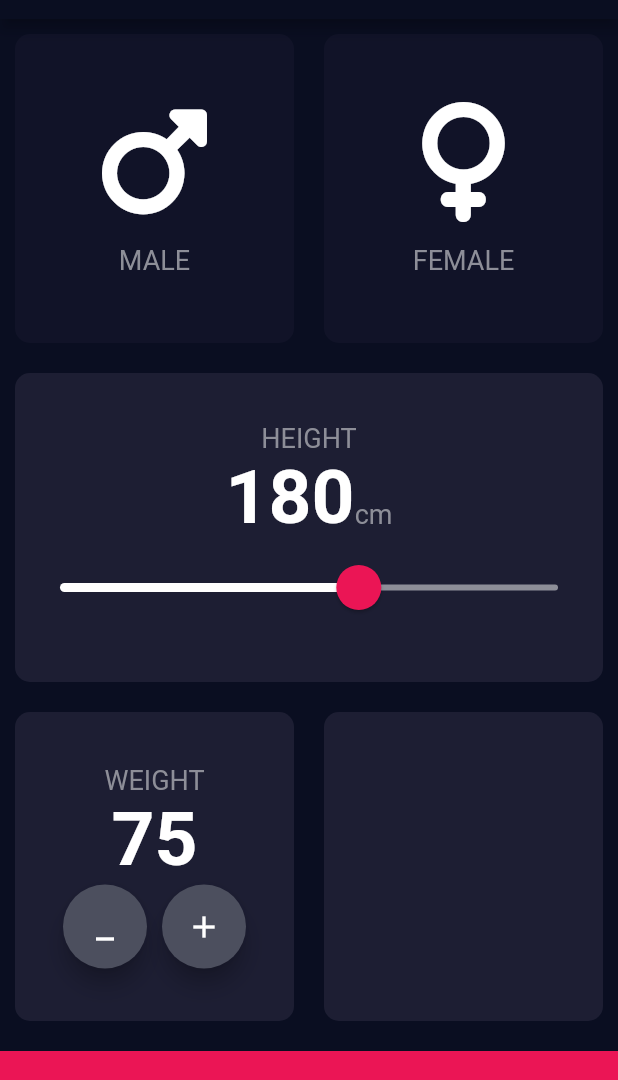
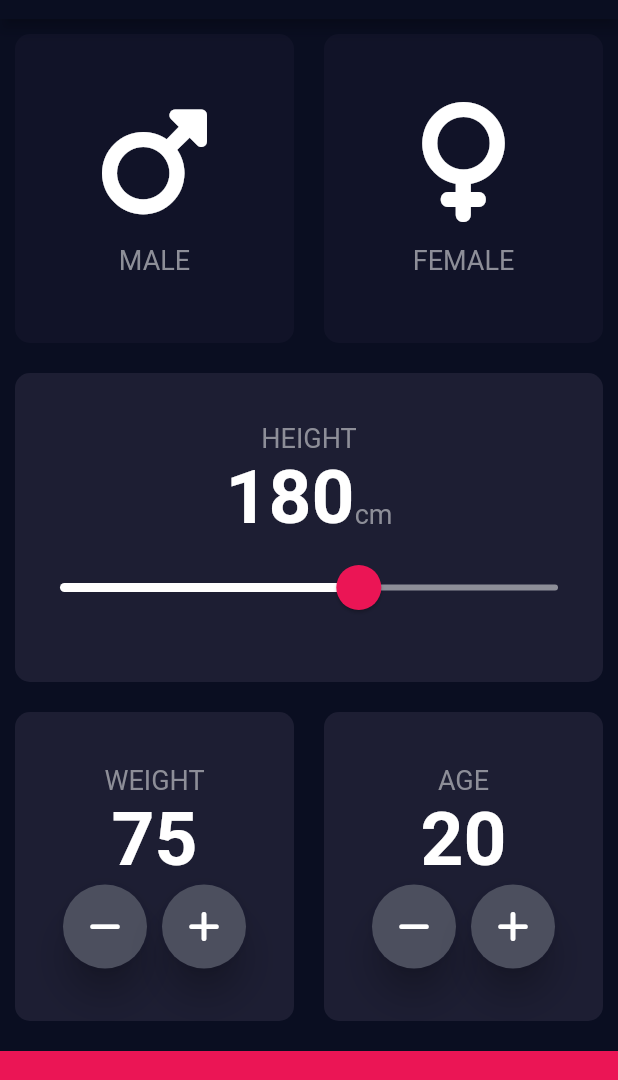
Before and after one commit to UlugbekYarkinov/bmi_calculator, a Flutter app: the screen it shows after launch, on a phone screen of 412 x 824 dp, the part 65-1145 px from its top. Run offline on Flutter 3.47's test engine with Material 2 defaults, Android fonts, the phone set to English and light mode, and no system bars; our stand-ins replace font_awesome_flutter.

Commit message:
age card added

```diff
--- /dev/null
+++ b/lib/components/round_icon_button.dart
@@ -0,0 +1,27 @@
+import 'package:flutter/material.dart';
+
+class RoundIconButton extends StatelessWidget {
+  final void Function() onPressed;
+  final IconData? iconData;
+
+  const RoundIconButton({
+    Key? key,
+    required this.onPressed,
+    this.iconData,
+  }) : super(key: key);
+
+  @override
+  Widget build(BuildContext context) {
+    return RawMaterialButton(
+      onPressed: onPressed,
+      shape: const CircleBorder(),
+      fillColor: const Color(0xFF4C4F5E),
+      constraints: const BoxConstraints.tightFor(
+        width: 56.0,
+        height: 56.0
+      ),
+      elevation: 10.0,
+      child: Icon(iconData),
+    );
+  }
+}
--- a/lib/input_page.dart
+++ b/lib/input_page.dart
@@ -1,3 +1,4 @@
+import 'package:bmi_calculator/components/round_icon_button.dart';
 import 'package:flutter/material.dart';
 import 'package:font_awesome_flutter/font_awesome_flutter.dart';
 import 'components/reusable_card.dart';
@@ -18,6 +19,7 @@ class _InputPageState extends State<InputPage> {
   Gender? selectedGender;
   int height = 180;
   int weight = 75;
+  int age = 20;
 
   @override
   Widget build(BuildContext context) {
@@ -131,24 +133,28 @@ class _InputPageState extends State<InputPage> {
                         Row(
                           mainAxisAlignment: MainAxisAlignment.center,
                           children: [
-                            FloatingActionButton(
-                              onPressed: (){},
-                              backgroundColor: const Color(0xFF4C4F5E),
-                              child: const Icon(
-                                Icons.minimize,
-                                color: Colors.white,
-                              ),
+                            RoundIconButton(
+                              onPressed: () {
+                                setState(() {
+                                  if(weight > 10) {
+                                    weight--;
+                                  } else {
+                                    weight = 10;
+                                  }
+                                });
+                              },
+                              iconData: FontAwesomeIcons.minus,
                             ),
                             const SizedBox(
                               width: 10.0,
                             ),
-                            FloatingActionButton(
-                              onPressed: (){},
-                              backgroundColor: const Color(0xFF4C4F5E),
-                              child: const Icon(
-                                Icons.add,
-                                color: Colors.white,
-                              ),
+                            RoundIconButton(
+                              onPressed: () {
+                                setState(() {
+                                  weight++;
+                                });
+                              },
+                              iconData: FontAwesomeIcons.plus,
                             ),
                           ],
                         ),
@@ -156,7 +162,52 @@ class _InputPageState extends State<InputPage> {
                     ),
                   ),
                 ),
-                Expanded(child: ReusableCard(color: activeCardColor))
+                Expanded(
+                  child: ReusableCard(
+                    color: activeCardColor,
+                    cardChild: Column(
+                      mainAxisAlignment: MainAxisAlignment.center,
+                      children: [
+                        const Text(
+                          'AGE',
+                          style: labelTextStyle,
+                        ),
+                        Text(
+                          age.toString(),
+                          style: numberTextStyle,
+                        ),
+                        Row(
+                          mainAxisAlignment: MainAxisAlignment.center,
+                          children: [
+                            RoundIconButton(
+                              onPressed: () {
+                                setState(() {
+                                  if(age > 5) {
+                                    age--;
+                                  } else {
+                                    age = 5;
+                                  }
+                                });
+                              },
+                              iconData: FontAwesomeIcons.minus,
+                            ),
+                            const SizedBox(
+                              width: 10.0,
+                            ),
+                            RoundIconButton(
+                              onPressed: () {
+                                setState(() {
+                                  age++;
+                                });
+                              },
+                              iconData: FontAwesomeIcons.plus,
+                            ),
+                          ],
+                        ),
+                      ],
+                    ),
+                  ),
+                ),
               ],
             ),
           ),
```
